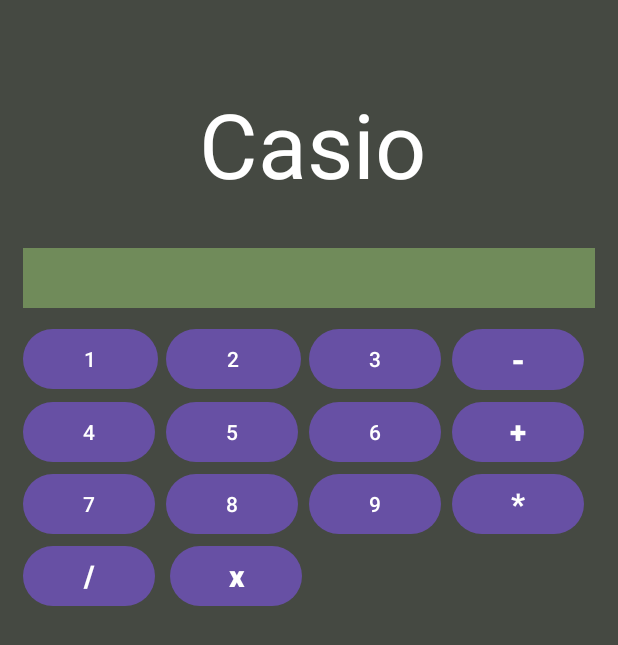
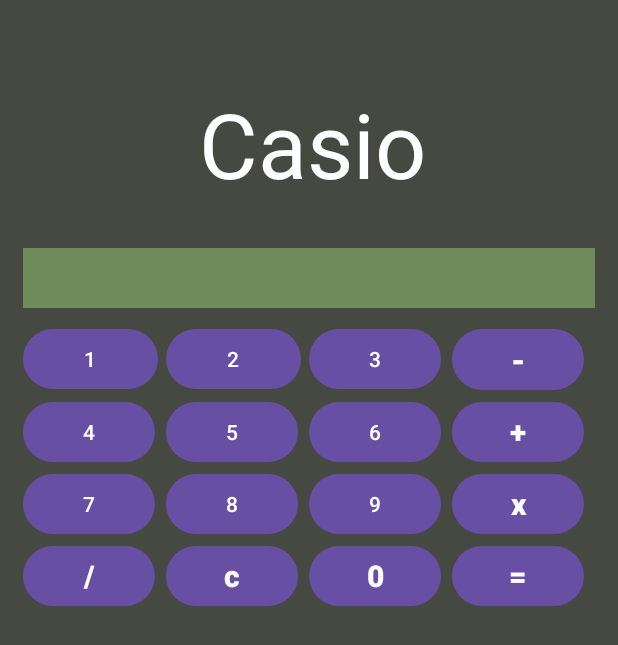
Before and after one commit to Adictos-Al-Codigo/calculadora, an Android app: the screen it shows after launch (MainActivity), on a phone screen of 412 x 824 dp. Shown: the top 645 px of the screen. Run offline under Robolectric (Android 15) with nearby library versions, the light colour scheme and no system bars.

Commit message:
Logica de main activity

```diff
--- a/app/src/main/java/com/jahircelorio/calculadora/MainActivity.java
+++ b/app/src/main/java/com/jahircelorio/calculadora/MainActivity.java
@@ -3,12 +3,138 @@
 import androidx.appcompat.app.AppCompatActivity;
 
 import android.os.Bundle;
+import android.view.View;
+import android.widget.Button;
+import android.widget.EditText;
+import android.widget.Toast;
 
 public class MainActivity extends AppCompatActivity {
+
+    EditText editText;
+    Button btn1, btn2, btn3, btn4, btn5, btn6, btn7, btn8, btn9, btn0;
+    Button btnSumar, btnRestar, btnMultiplicar, btnDividir, btnIgual, btnBorrar;
+
+    double numero1, numero2;
+    String operacion;
 
     @Override
     protected void onCreate(Bundle savedInstanceState) {
         super.onCreate(savedInstanceState);
         setContentView(R.layout.activity_main);
+
+        editText = findViewById(R.id.editTextText);
+
+        btn1 = findViewById(R.id.btn_1);
+        btn2 = findViewById(R.id.btn_2);
+        btn3 = findViewById(R.id.btn_3);
+        btn4 = findViewById(R.id.btn_4);
+        btn5 = findViewById(R.id.btn_5);
+        btn6 = findViewById(R.id.btn_6);
+        btn7 = findViewById(R.id.btn_7);
+        btn8 = findViewById(R.id.btn_8);
+        btn9 = findViewById(R.id.btn_9);
+        btn0 = findViewById(R.id.btn_cero);
+
+        btnSumar = findViewById(R.id.btn_sumar);
+        btnRestar = findViewById(R.id.btn_restar);
+        btnMultiplicar = findViewById(R.id.btn_multiplicar);
+        btnDividir = findViewById(R.id.btn_dividir);
+        btnIgual = findViewById(R.id.btn_igual);
+        btnBorrar = findViewById(R.id.btn_borrar);
+
+        btn1.setOnClickListener(v -> editText.append("1"));
+
+        btn2.setOnClickListener(v -> editText.append("2"));
+
+        btn3.setOnClickListener(v -> editText.append("3"));
+
+        btn4.setOnClickListener(v -> editText.append("4"));
+
+        btn5.setOnClickListener(v -> editText.append("5"));
+
+        btn6.setOnClickListener(v -> editText.append("6"));
+
+        btn7.setOnClickListener(v -> editText.append("7"));
+
+        btn8.setOnClickListener(v -> editText.append("8"));
+
+        btn9.setOnClickListener(v -> editText.append("9"));
+
+        btn0.setOnClickListener(v -> editText.append("0"));
+
+
+        btnSumar.setOnClickListener(v -> {
+            operacion = "suma";
+            String input = editText.getText().toString();
+            if (!input.isEmpty()) {
+                numero1 = Double.parseDouble(input);
+                editText.getText().clear();
+            }
+        });
+
+        btnRestar.setOnClickListener(v -> {
+            operacion = "resta";
+            String input = editText.getText().toString();
+            if (!input.isEmpty()) {
+                numero1 = Double.parseDouble(input);
+                editText.getText().clear();
+            }
+        });
+
+        btnMultiplicar.setOnClickListener(v ->{
+            operacion = "multiplicacion";
+            String input = editText.getText().toString();
+            if (!input.isEmpty()){
+                numero1 = Double.parseDouble(input);
+                editText.getText().clear();
+            }
+        });
+
+        btnDividir.setOnClickListener(v ->{
+            operacion = "division";
+            String input = editText.getText().toString();
+            if (!input.isEmpty()){
+                numero1 = Double.parseDouble(input);
+                editText.getText().clear();
+            }
+        });
+
+        btnIgual.setOnClickListener(v -> {
+            String input = editText.getText().toString();
+            if (!input.isEmpty()) {
+                numero2 = Double.parseDouble(input);
+
+                switch (operacion) {
+                    case "suma":
+                        numero1 = numero1 + numero2;
+                        break;
+                    case "resta":
+                        numero1 = numero1 - numero2;
+                        break;
+                    case "multiplicacion":
+                        numero1 = numero1 * numero2;
+                        break;
+                    case "division":
+                        if (numero2 == 0) {
+                            Toast.makeText(MainActivity.this, "No se puede dividir entre cero", Toast.LENGTH_SHORT).show();
+                            editText.getText().clear();
+                            return;
+                        }
+                        numero1 = numero1 / numero2;
+                        break;
+                }
+
+                editText.setText(String.valueOf(numero1));
+                numero2 = 0;
+                operacion = "";
+            }
+        });
+
+        btnBorrar.setOnClickListener(v -> {
+            editText.getText().clear();
+            numero1 = 0;
+            numero2 = 0;
+            operacion = "";
+        });
     }
 }
--- a/app/src/main/res/layout/activity_main.xml
+++ b/app/src/main/res/layout/activity_main.xml
@@ -34,6 +34,7 @@
             android:layout_height="40dp"
             android:ems="10"
             android:inputType="text"
+            android:gravity="right"
             android:text=""
             android:background="#708B5A"
             />
@@ -278,7 +279,7 @@
                     android:layout_height="wrap_content"
                     android:layout_weight="1"
                     android:orientation="horizontal"
-                    android:layout_marginEnd="190dp"
+                    android:layout_marginEnd="5dp"
                     android:layout_marginRight="5dp">
 
                     <Button
@@ -290,6 +291,42 @@
                         android:textSize="20dp"
                         />
                 </LinearLayout>
+
+                <LinearLayout
+                    android:layout_width="0dp"
+                    android:layout_height="wrap_content"
+                    android:layout_weight="1"
+                    android:orientation="horizontal"
+                    android:layout_marginEnd="5dp"
+                    android:layout_marginRight="5dp">
+
+                    <Button
+                        android:id="@+id/btn_cero"
+                        android:layout_width="wrap_content"
+                        android:layout_height="wrap_content"
+                        android:text="@string/btn_0"
+                        android:textStyle="bold"
+                        android:textSize="20dp"
+                        />
+                </LinearLayout>
+
+                <LinearLayout
+                    android:layout_width="0dp"
+                    android:layout_height="wrap_content"
+                    android:layout_weight="1"
+                    android:orientation="horizontal"
+                    android:layout_marginEnd="5dp"
+                    android:layout_marginRight="5dp">
+
+                    <Button
+                        android:id="@+id/btn_igual"
+                        android:layout_width="wrap_content"
+                        android:layout_height="wrap_content"
+                        android:text="@string/igual"
+                        android:textStyle="bold"
+                        android:textSize="20dp"
+                        />
+                </LinearLayout>
             </TableRow>
         </TableLayout>
 
--- a/app/src/main/res/values/strings.xml
+++ b/app/src/main/res/values/strings.xml
@@ -13,12 +13,14 @@
     <string name="btn_7">7</string>
     <string name="btn_8">8</string>
     <string name="btn_9">9</string>
+    <string name="btn_0">0</string>
 
     <!-- Operaciones -->
 
     <string name="suma">+</string>
     <string name="restar">-</string>
-    <string name="multiplicacion">*</string>
+    <string name="multiplicacion">x</string>
     <string name="division">/</string>
-    <string name="borrar">x</string>
+    <string name="borrar">c</string>
+    <string name="igual">=</string>
 </resources>
```
